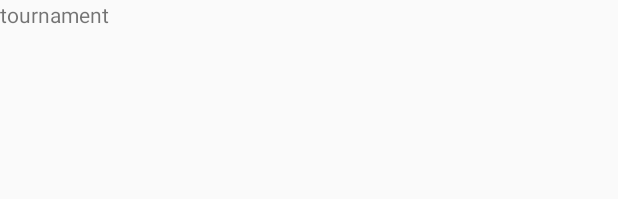
After one commit to hussamh10/hassad, an Android app: the layout fragment_tournament_sub.xml on its own in the app's theme, with its tools: preview values and no code run, on a phone screen of 412 x 824 dp. The commit adds this screen. Shown: the top 199 px of the screen. Run offline under Robolectric (Android 15) with nearby library versions, the phone set to English and light mode, and no system bars.

Commit message:
Profile tab fragments

```diff
--- a/app/src/main/java/com/hush/hassad/ui/fragments/ProfileFragment.java
+++ b/app/src/main/java/com/hush/hassad/ui/fragments/ProfileFragment.java
@@ -69,11 +69,11 @@ public class ProfileFragment extends Fragment {
 		public Fragment getItem(int position) {
 			switch (position){
 				case 0:
-					return new DayFragment();
+					return new MatchesFragment();
 				case 1:
-					return new DayFragment();
+					return new GroupFragment();
 				case 2:
-					return new DayFragment();
+					return new TournamentFragment();
 				default:
 					return null;
 			}
--- /dev/null
+++ b/app/src/main/res/layout/fragment_tournament_sub.xml
@@ -0,0 +1,14 @@
+<LinearLayout
+	xmlns:android="http://schemas.android.com/apk/res/android"
+	xmlns:tools="http://schemas.android.com/tools"
+	android:layout_width="match_parent"
+	android:layout_height="match_parent"
+	tools:context=".ui.fragments.TournamentFragment">
+
+	<TextView
+		android:layout_width="wrap_content"
+		android:layout_height="wrap_content"
+		android:text="tournament"
+		/>
+
+</LinearLayout>
```
Also changed, not shown: app/src/main/java/com/hush/hassad/ui/fragments/GroupFragment.java (added, +24 -0 lines), app/src/main/java/com/hush/hassad/ui/fragments/MatchesFragment.java (added, +24 -0 lines), app/src/main/java/com/hush/hassad/ui/fragments/TournamentFragment.java (added, +24 -0 lines), app/src/main/res/layout/fragment_group_sub.xml (added, +14 -0 lines), app/src/main/res/layout/fragment_matches_sub.xml (added, +14 -0 lines).
